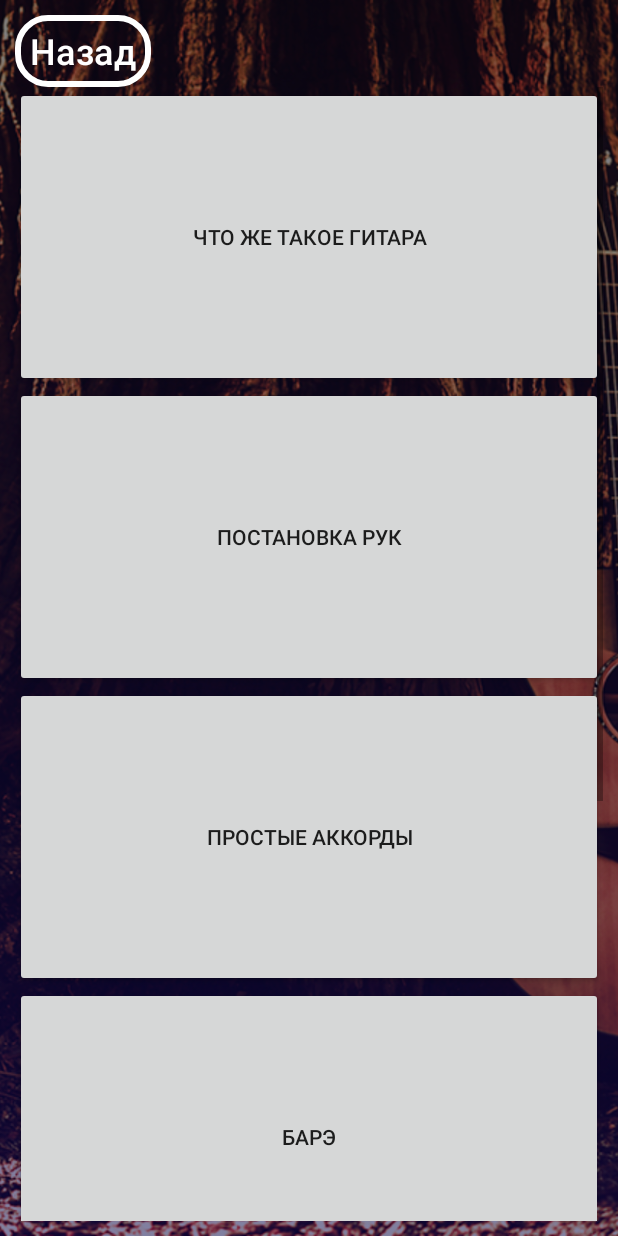
After one commit to Voron4ikhin/appforbeginnerguitarists, an Android app: the Subjects screen opened directly, with no data from a screen before it, on a phone screen of 412 x 824 dp. The commit adds this screen. Run offline under Robolectric (Android 15) with nearby library versions, the phone set to English and light mode, and no system bars.

Commit message:
Add stady menu and button back

```diff
--- a/app/src/main/AndroidManifest.xml
+++ b/app/src/main/AndroidManifest.xml
@@ -17,6 +17,12 @@
                 <category android:name="android.intent.category.LAUNCHER" />
             </intent-filter>
         </activity>
+        <activity android:name=".Subjects"
+            android:screenOrientation="portrait">
+            <intent-filter>
+                <category android:name="android.intent.category.LAUNCHER" />
+            </intent-filter>
+        </activity>
     </application>
 
 </manifest>
--- a/app/src/main/java/com/example/appforbeginnerguitarists/MainActivity.java
+++ b/app/src/main/java/com/example/appforbeginnerguitarists/MainActivity.java
@@ -2,9 +2,12 @@ package com.example.appforbeginnerguitarists;
 
 import androidx.appcompat.app.AppCompatActivity;
 
+import android.content.Intent;
 import android.os.Bundle;
+import android.view.View;
 import android.view.Window;
 import android.view.WindowManager;
+import android.widget.Button;
 
 public class MainActivity extends AppCompatActivity {
 
@@ -13,6 +16,18 @@ public class MainActivity extends AppCompatActivity {
         super.onCreate(savedInstanceState);
         setContentView(R.layout.activity_main);
 
+        Button buttonStudy = (Button)findViewById(R.id.Study);
+        buttonStudy.setOnClickListener(new View.OnClickListener() {
+            @Override
+            public void onClick(View v) {
+                try {
+                    Intent intent = new Intent(MainActivity.this, Subjects.class);
+                    startActivity(intent);finish();
+                }catch (Exception e){
+
+                }
+            }
+        });
         Window w = getWindow();
         w.setFlags(WindowManager.LayoutParams.FLAG_FULLSCREEN,WindowManager.LayoutParams.FLAG_FULLSCREEN);
 
--- /dev/null
+++ b/app/src/main/java/com/example/appforbeginnerguitarists/Subjects.java
@@ -0,0 +1,46 @@
+package com.example.appforbeginnerguitarists;
+
+import android.content.Intent;
+import android.os.Bundle;
+import android.view.View;
+import android.view.Window;
+import android.view.WindowManager;
+import android.widget.Button;
+
+import androidx.appcompat.app.AppCompatActivity;
+
+public class Subjects extends AppCompatActivity {
+
+    @Override
+    protected void onCreate(Bundle savedInstanceState) {
+        super.onCreate(savedInstanceState);
+        setContentView(R.layout.study_layout);
+
+        Window w = getWindow();
+        w.setFlags(WindowManager.LayoutParams.FLAG_FULLSCREEN,WindowManager.LayoutParams.FLAG_FULLSCREEN);
+
+        Button button_back = (Button)findViewById(R.id.button_back);
+        button_back.setOnClickListener(new View.OnClickListener() {
+            @Override
+            public void onClick(View v) {
+                try {
+                    Intent intent = new Intent(Subjects.this, MainActivity.class);
+                    startActivity(intent);finish();
+                }catch (Exception e){
+
+                }
+            }
+        });
+
+    }
+    //Системная кнопка "назад"
+    @Override
+    public void onBackPressed(){
+        try {
+            Intent intent = new Intent(Subjects.this, MainActivity.class);
+            startActivity(intent);finish();
+        }catch (Exception e){
+
+        }
+    }
+}
--- a/app/src/main/res/layout/study_layout.xml
+++ b/app/src/main/res/layout/study_layout.xml
@@ -1,5 +1,98 @@
 <?xml version="1.0" encoding="utf-8"?>
 <RelativeLayout xmlns:android="http://schemas.android.com/apk/res/android"
-    android:layout_width="match_parent" android:layout_height="match_parent">
+    xmlns:app="http://schemas.android.com/apk/res-auto"
+    android:layout_width="match_parent"
+    android:layout_height="match_parent"
+    android:orientation="vertical">
 
+    <ImageView
+        android:id="@+id/study_background"
+        android:layout_width="match_parent"
+        android:layout_height="match_parent"
+        android:scaleType="centerCrop"
+        android:src="@drawable/main_background" />
+
+    <LinearLayout
+        android:id="@+id/conteiner1"
+        android:layout_width="match_parent"
+        android:layout_height="match_parent"
+        android:gravity="center"
+        android:orientation="vertical">
+
+        <LinearLayout
+            android:id="@+id/conteiner2"
+            android:layout_width="match_parent"
+            android:layout_height="wrap_content"
+            android:orientation="vertical"
+            android:padding="10dp">
+
+            <LinearLayout
+                android:id="@+id/conteiner3"
+                android:layout_width="match_parent"
+                android:layout_height="match_parent"
+                android:orientation="horizontal">
+
+                <Button
+                    android:id="@+id/button_back"
+                    android:layout_width="wrap_content"
+                    android:layout_height="wrap_content"
+                    android:background="@drawable/button_stroke_white_press_blue"
+                    android:paddingLeft="10dp"
+                    android:paddingRight="10dp"
+                    android:text="@string/Back"
+                    android:textAllCaps="false"
+                    android:textColor="@color/white"
+                    android:textSize="24sp" />
+            </LinearLayout>
+
+            <ScrollView
+                android:layout_width="match_parent"
+                android:layout_height="match_parent">
+
+                <LinearLayout
+                    android:id="@+id/container4"
+                    android:layout_width="match_parent"
+                    android:layout_height="wrap_content"
+                    android:orientation="vertical">
+
+                    <Button
+                        android:id="@+id/about_guitar"
+                        android:layout_width="match_parent"
+                        android:layout_height="200dp"
+                        android:text="@string/About_guitar" />
+
+                    <Button
+                        android:id="@+id/hands"
+                        android:layout_width="match_parent"
+                        android:layout_height="200dp"
+                        android:text="@string/Hands" />
+
+                    <Button
+                        android:id="@+id/chords"
+                        android:layout_width="match_parent"
+                        android:layout_height="200dp"
+                        android:text="@string/Chords" />
+
+                    <Button
+                        android:id="@+id/chords2"
+                        android:layout_width="match_parent"
+                        android:layout_height="200dp"
+                        android:text="@string/Chords2" />
+
+                    <Button
+                        android:id="@+id/beats"
+                        android:layout_width="match_parent"
+                        android:layout_height="200dp"
+                        android:text="@string/Beats" />
+
+                    <Button
+                        android:id="@+id/bust"
+                        android:layout_width="match_parent"
+                        android:layout_height="200dp"
+                        android:text="@string/Bust" />
+                </LinearLayout>
+            </ScrollView>
+
+        </LinearLayout>
+    </LinearLayout>
 </RelativeLayout>
--- a/app/src/main/res/values/strings.xml
+++ b/app/src/main/res/values/strings.xml
@@ -4,4 +4,11 @@
     <string name="Search">Поиск</string>
     <string name="Tuner">Тюнер</string>
     <string name="Study">Обучение</string>
+    <string name="Back">Назад</string>
+    <string name="About_guitar">Что же такое гитара</string>
+    <string name="Hands">Постановка рук</string>
+    <string name="Chords">Простые аккорды</string>
+    <string name="Chords2">Барэ</string>
+    <string name="Beats">Бои</string>
+    <string name="Bust">Перебор</string>
 </resources>
```
